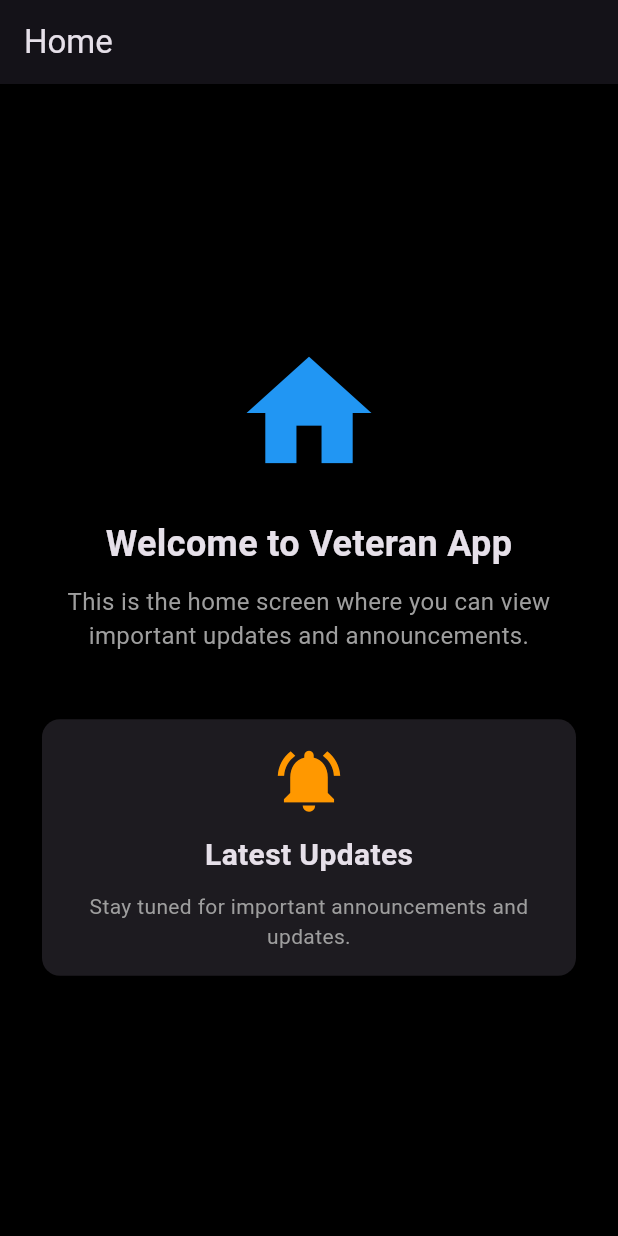
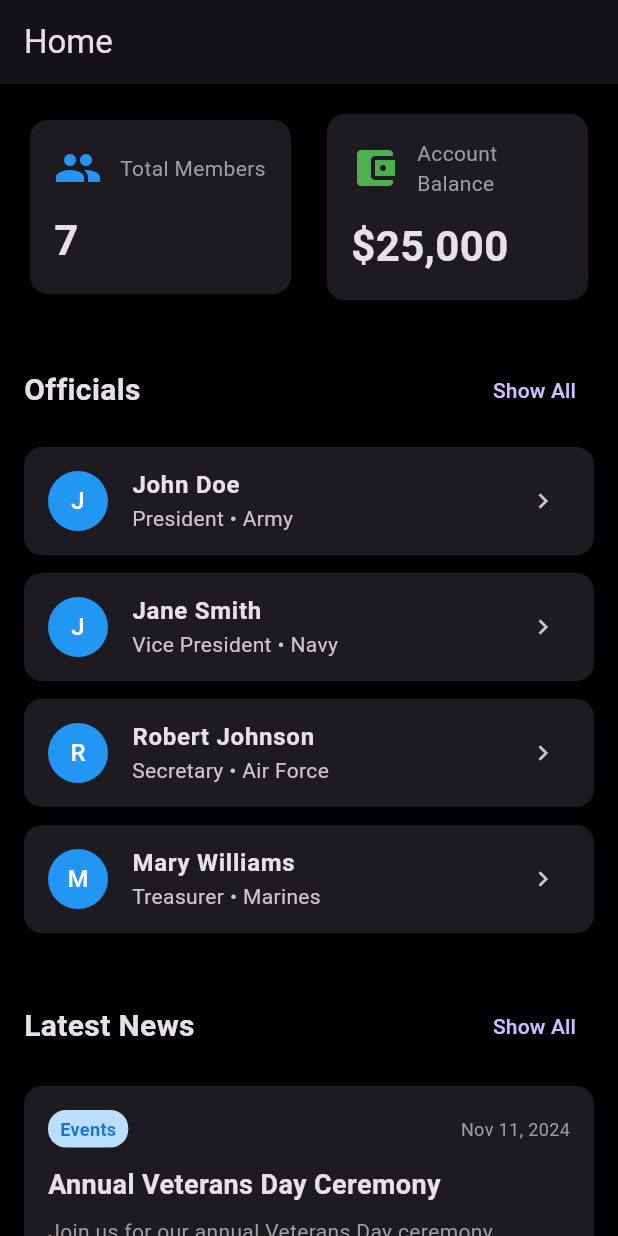
Before and after one commit to beetsolutions/veteran-app, a Flutter app: the HomeTab screen opened directly, on a phone screen of 412 x 824 dp. Run offline on Flutter 3.47's test engine with Material 3 defaults, Android fonts, the phone set to English and light mode, and no system bars.

Commit message:
Add data models, widgets and tests for dashboard features
Co-authored-by: beetsolutions <10226675+beetsolutions@users.noreply.github.com>

```diff
--- /dev/null
+++ b/lib/models/news_item.dart
@@ -0,0 +1,15 @@
+class NewsItem {
+  final String title;
+  final String description;
+  final String date;
+  final String? imageUrl;
+  final String category;
+
+  const NewsItem({
+    required this.title,
+    required this.description,
+    required this.date,
+    this.imageUrl,
+    required this.category,
+  });
+}
--- /dev/null
+++ b/lib/models/official.dart
@@ -0,0 +1,13 @@
+class Official {
+  final String name;
+  final String role;
+  final String service;
+  final String? imageUrl;
+
+  const Official({
+    required this.name,
+    required this.role,
+    required this.service,
+    this.imageUrl,
+  });
+}
--- /dev/null
+++ b/lib/screens/details/all_news_screen.dart
@@ -0,0 +1,33 @@
+import 'package:flutter/material.dart';
+import '../../models/news_item.dart';
+import '../../widgets/news_card.dart';
+
+class AllNewsScreen extends StatelessWidget {
+  final List<NewsItem> newsItems;
+
+  const AllNewsScreen({
+    super.key,
+    required this.newsItems,
+  });
+
+  @override
+  Widget build(BuildContext context) {
+    return Scaffold(
+      appBar: AppBar(
+        title: const Text('All News'),
+      ),
+      body: ListView.builder(
+        padding: const EdgeInsets.symmetric(vertical: 8),
+        itemCount: newsItems.length,
+        itemBuilder: (context, index) {
+          return NewsCard(
+            newsItem: newsItems[index],
+            onTap: () {
+              // Handle news details navigation
+            },
+          );
+        },
+      ),
+    );
+  }
+}
--- /dev/null
+++ b/lib/screens/details/all_officials_screen.dart
@@ -0,0 +1,33 @@
+import 'package:flutter/material.dart';
+import '../../models/official.dart';
+import '../../widgets/official_card.dart';
+
+class AllOfficialsScreen extends StatelessWidget {
+  final List<Official> officials;
+
+  const AllOfficialsScreen({
+    super.key,
+    required this.officials,
+  });
+
+  @override
+  Widget build(BuildContext context) {
+    return Scaffold(
+      appBar: AppBar(
+        title: const Text('All Officials'),
+      ),
+      body: ListView.builder(
+        padding: const EdgeInsets.symmetric(vertical: 8),
+        itemCount: officials.length,
+        itemBuilder: (context, index) {
+          return OfficialCard(
+            official: officials[index],
+            onTap: () {
+              // Handle official details navigation
+            },
+          );
+        },
+      ),
+    );
+  }
+}
--- a/lib/screens/tab_screens/home_tab.dart
+++ b/lib/screens/tab_screens/home_tab.dart
@@ -1,73 +1,163 @@
 import 'package:flutter/material.dart';
+import '../../models/official.dart';
+import '../../models/news_item.dart';
+import '../../widgets/stat_card.dart';
+import '../../widgets/official_card.dart';
+import '../../widgets/news_card.dart';
+import '../../widgets/section_header.dart';
+import '../details/all_officials_screen.dart';
+import '../details/all_news_screen.dart';
 
 class HomeTab extends StatelessWidget {
   const HomeTab({super.key});
 
+  // Sample data - in a real app, this would come from a backend/state management
+  static const List<Official> _allOfficials = [
+    Official(name: 'John Doe', role: 'President', service: 'Army'),
+    Official(name: 'Jane Smith', role: 'Vice President', service: 'Navy'),
+    Official(name: 'Robert Johnson', role: 'Secretary', service: 'Air Force'),
+    Official(name: 'Mary Williams', role: 'Treasurer', service: 'Marines'),
+    Official(name: 'James Brown', role: 'Member', service: 'Coast Guard'),
+    Official(name: 'Patricia Davis', role: 'Member', service: 'Army'),
+    Official(name: 'Michael Miller', role: 'Member', service: 'Navy'),
+  ];
+
+  static const List<NewsItem> _allNews = [
+    NewsItem(
+      title: 'Annual Veterans Day Ceremony',
+      description: 'Join us for our annual Veterans Day ceremony honoring all who have served. The event will feature guest speakers, a memorial service, and community gathering.',
+      date: 'Nov 11, 2024',
+      category: 'Events',
+    ),
+    NewsItem(
+      title: 'New Healthcare Benefits Available',
+      description: 'We are pleased to announce new healthcare benefits for all members. Visit our office to learn more about the expanded coverage options.',
+      date: 'Nov 5, 2024',
+      category: 'Benefits',
+    ),
+    NewsItem(
+      title: 'Community Outreach Program Success',
+      description: 'Our recent community outreach program was a great success! Over 200 veterans received assistance with job placement and career counseling.',
+      date: 'Oct 28, 2024',
+      category: 'News',
+    ),
+    NewsItem(
+      title: 'Monthly Member Meeting Scheduled',
+      description: 'Our monthly member meeting is scheduled for the first Friday of next month. All members are encouraged to attend and participate.',
+      date: 'Oct 15, 2024',
+      category: 'Events',
+    ),
+    NewsItem(
+      title: 'Scholarship Opportunities',
+      description: 'Multiple scholarship opportunities are now available for veterans and their families. Applications are being accepted through the end of the year.',
+      date: 'Oct 10, 2024',
+      category: 'Education',
+    ),
+  ];
+
   @override
   Widget build(BuildContext context) {
+    // Take only the first 4 officials for the home screen
+    final displayedOfficials = _allOfficials.take(4).toList();
+    // Take only the first 3 news items for the home screen
+    final displayedNews = _allNews.take(3).toList();
+
     return Scaffold(
       appBar: AppBar(
         title: const Text('Home'),
         automaticallyImplyLeading: false,
       ),
-      body: Center(
-        child: Padding(
-          padding: const EdgeInsets.all(24.0),
+      body: SingleChildScrollView(
         child: Column(
-            mainAxisAlignment: MainAxisAlignment.center,
+          crossAxisAlignment: CrossAxisAlignment.start,
           children: [
-              const Icon(
-                Icons.home,
-                size: 100,
-                color: Colors.blue,
-              ),
-              const SizedBox(height: 20),
-              const Text(
-                'Welcome to Veteran App',
-                style: TextStyle(
-                  fontSize: 24,
-                  fontWeight: FontWeight.bold,
-                ),
-                textAlign: TextAlign.center,
-              ),
-              const SizedBox(height: 10),
-              const Text(
-                'This is the home screen where you can view important updates and announcements.',
-                style: TextStyle(
-                  fontSize: 16,
-                  color: Colors.grey,
-                ),
-                textAlign: TextAlign.center,
-              ),
-              const SizedBox(height: 40),
-              Card(
-                elevation: 2,
-                child: Padding(
-                  padding: const EdgeInsets.all(16.0),
-                  child: Column(
+            const SizedBox(height: 16),
+            // Statistics Section
+            Padding(
+              padding: const EdgeInsets.symmetric(horizontal: 16),
+              child: Row(
                 children: [
-                      const Icon(Icons.notifications_active, size: 50, color: Colors.orange),
-                      const SizedBox(height: 10),
-                      const Text(
-                        'Latest Updates',
-                        style: TextStyle(
-                          fontSize: 20,
-                          fontWeight: FontWeight.bold,
+                  Expanded(
+                    child: StatCard(
+                      title: 'Total Members',
+                      value: '${_allOfficials.length}',
+                      icon: Icons.people,
+                      iconColor: Colors.blue,
                     ),
                   ),
-                      const SizedBox(height: 10),
-                      const Text(
-                        'Stay tuned for important announcements and updates.',
-                        textAlign: TextAlign.center,
-                        style: TextStyle(color: Colors.grey),
-                      ),
-                    ],
-                  ),
+                  const SizedBox(width: 16),
+                  Expanded(
+                    child: StatCard(
+                      title: 'Account Balance',
+                      value: '\$25,000',
+                      icon: Icons.account_balance_wallet,
+                      iconColor: Colors.green,
                     ),
                   ),
                 ],
               ),
             ),
+            const SizedBox(height: 24),
+
+            // Officials Section
+            SectionHeader(
+              title: 'Officials',
+              onShowAllPressed: () {
+                Navigator.push(
+                  context,
+                  MaterialPageRoute(
+                    builder: (context) => const AllOfficialsScreen(
+                      officials: _allOfficials,
+                    ),
+                  ),
+                );
+              },
+            ),
+            ListView.builder(
+              shrinkWrap: true,
+              physics: const NeverScrollableScrollPhysics(),
+              itemCount: displayedOfficials.length,
+              itemBuilder: (context, index) {
+                return OfficialCard(
+                  official: displayedOfficials[index],
+                  onTap: () {
+                    // Handle official details navigation
+                  },
+                );
+              },
+            ),
+            const SizedBox(height: 24),
+
+            // News Section
+            SectionHeader(
+              title: 'Latest News',
+              onShowAllPressed: () {
+                Navigator.push(
+                  context,
+                  MaterialPageRoute(
+                    builder: (context) => const AllNewsScreen(
+                      newsItems: _allNews,
+                    ),
+                  ),
+                );
+              },
+            ),
+            ListView.builder(
+              shrinkWrap: true,
+              physics: const NeverScrollableScrollPhysics(),
+              itemCount: displayedNews.length,
+              itemBuilder: (context, index) {
+                return NewsCard(
+                  newsItem: displayedNews[index],
+                  onTap: () {
+                    // Handle news details navigation
+                  },
+                );
+              },
+            ),
+            const SizedBox(height: 24),
+          ],
+        ),
       ),
     );
   }
--- /dev/null
+++ b/lib/widgets/news_card.dart
@@ -0,0 +1,79 @@
+import 'package:flutter/material.dart';
+import '../models/news_item.dart';
+
+class NewsCard extends StatelessWidget {
+  final NewsItem newsItem;
+  final VoidCallback? onTap;
+
+  const NewsCard({
+    super.key,
+    required this.newsItem,
+    this.onTap,
+  });
+
+  @override
+  Widget build(BuildContext context) {
+    return Card(
+      elevation: 2,
+      margin: const EdgeInsets.symmetric(horizontal: 16, vertical: 8),
+      child: InkWell(
+        onTap: onTap,
+        borderRadius: BorderRadius.circular(12),
+        child: Padding(
+          padding: const EdgeInsets.all(16.0),
+          child: Column(
+            crossAxisAlignment: CrossAxisAlignment.start,
+            children: [
+              Row(
+                children: [
+                  Container(
+                    padding: const EdgeInsets.symmetric(horizontal: 8, vertical: 4),
+                    decoration: BoxDecoration(
+                      color: Colors.blue.shade100,
+                      borderRadius: BorderRadius.circular(12),
+                    ),
+                    child: Text(
+                      newsItem.category,
+                      style: TextStyle(
+                        fontSize: 12,
+                        color: Colors.blue.shade700,
+                        fontWeight: FontWeight.w600,
+                      ),
+                    ),
+                  ),
+                  const Spacer(),
+                  Text(
+                    newsItem.date,
+                    style: const TextStyle(
+                      fontSize: 12,
+                      color: Colors.grey,
+                    ),
+                  ),
+                ],
+              ),
+              const SizedBox(height: 12),
+              Text(
+                newsItem.title,
+                style: const TextStyle(
+                  fontSize: 18,
+                  fontWeight: FontWeight.bold,
+                ),
+              ),
+              const SizedBox(height: 8),
+              Text(
+                newsItem.description,
+                style: const TextStyle(
+                  fontSize: 14,
+                  color: Colors.grey,
+                  height: 1.4,
+                ),
+                maxLines: 2,
+                overflow: TextOverflow.ellipsis,
+              ),
+            ],
+          ),
+        ),
+      ),
+    );
+  }
+}
--- /dev/null
+++ b/lib/widgets/official_card.dart
@@ -0,0 +1,37 @@
+import 'package:flutter/material.dart';
+import '../models/official.dart';
+
+class OfficialCard extends StatelessWidget {
+  final Official official;
+  final VoidCallback? onTap;
+
+  const OfficialCard({
+    super.key,
+    required this.official,
+    this.onTap,
+  });
+
+  @override
+  Widget build(BuildContext context) {
+    return Card(
+      elevation: 1,
+      margin: const EdgeInsets.symmetric(horizontal: 16, vertical: 6),
+      child: ListTile(
+        leading: CircleAvatar(
+          backgroundColor: Colors.blue,
+          child: Text(
+            official.name[0],
+            style: const TextStyle(color: Colors.white),
+          ),
+        ),
+        title: Text(
+          official.name,
+          style: const TextStyle(fontWeight: FontWeight.bold),
+        ),
+        subtitle: Text('${official.role} • ${official.service}'),
+        trailing: const Icon(Icons.chevron_right, size: 20),
+        onTap: onTap,
+      ),
+    );
+  }
+}
--- /dev/null
+++ b/lib/widgets/section_header.dart
@@ -0,0 +1,36 @@
+import 'package:flutter/material.dart';
+
+class SectionHeader extends StatelessWidget {
+  final String title;
+  final VoidCallback? onShowAllPressed;
+
+  const SectionHeader({
+    super.key,
+    required this.title,
+    this.onShowAllPressed,
+  });
+
+  @override
+  Widget build(BuildContext context) {
+    return Padding(
+      padding: const EdgeInsets.symmetric(horizontal: 16, vertical: 8),
+      child: Row(
+        mainAxisAlignment: MainAxisAlignment.spaceBetween,
+        children: [
+          Text(
+            title,
+            style: const TextStyle(
+              fontSize: 20,
+              fontWeight: FontWeight.bold,
+            ),
+          ),
+          if (onShowAllPressed != null)
+            TextButton(
+              onPressed: onShowAllPressed,
+              child: const Text('Show All'),
+            ),
+        ],
+      ),
+    );
+  }
+}
--- /dev/null
+++ b/lib/widgets/stat_card.dart
@@ -0,0 +1,54 @@
+import 'package:flutter/material.dart';
+
+class StatCard extends StatelessWidget {
+  final String title;
+  final String value;
+  final IconData icon;
+  final Color iconColor;
+
+  const StatCard({
+    super.key,
+    required this.title,
+    required this.value,
+    required this.icon,
+    required this.iconColor,
+  });
+
+  @override
+  Widget build(BuildContext context) {
+    return Card(
+      elevation: 2,
+      child: Padding(
+        padding: const EdgeInsets.all(16.0),
+        child: Column(
+          crossAxisAlignment: CrossAxisAlignment.start,
+          children: [
+            Row(
+              children: [
+                Icon(icon, color: iconColor, size: 32),
+                const SizedBox(width: 12),
+                Expanded(
+                  child: Text(
+                    title,
+                    style: const TextStyle(
+                      fontSize: 14,
+                      color: Colors.grey,
+                    ),
+                  ),
+                ),
+              ],
+            ),
+            const SizedBox(height: 12),
+            Text(
+              value,
+              style: const TextStyle(
+                fontSize: 28,
+                fontWeight: FontWeight.bold,
+              ),
+            ),
+          ],
+        ),
+      ),
+    );
+  }
+}
```
Also changed, not shown: 4 other files. Lines whose indentation alone changed are shown as unchanged.
